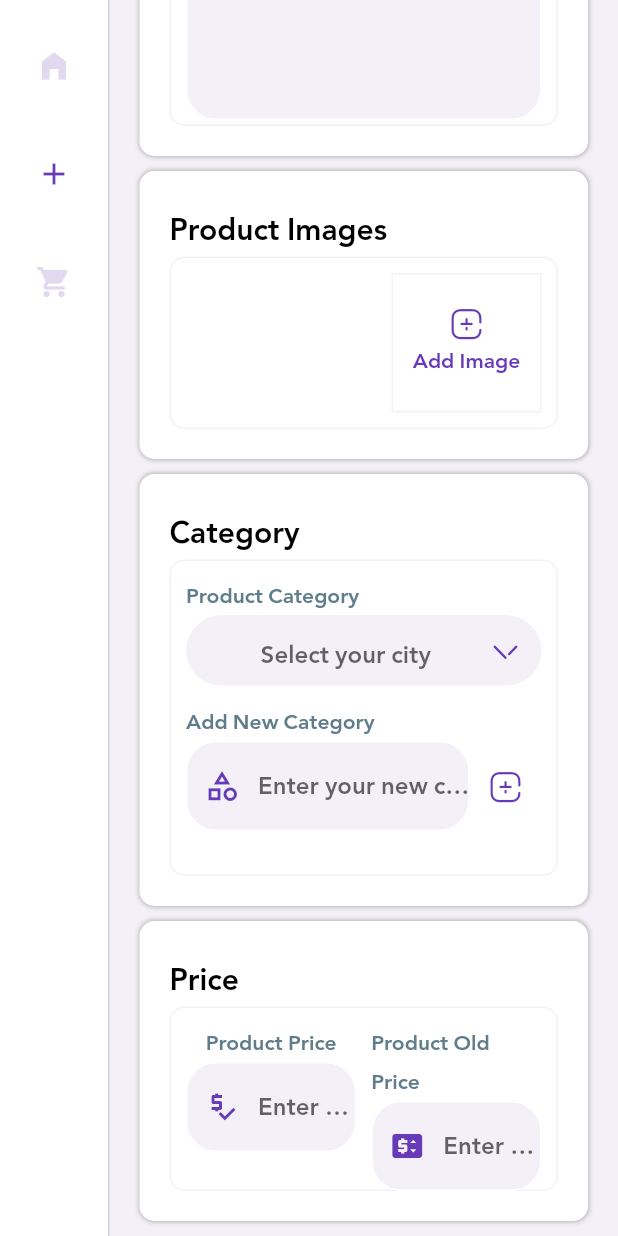
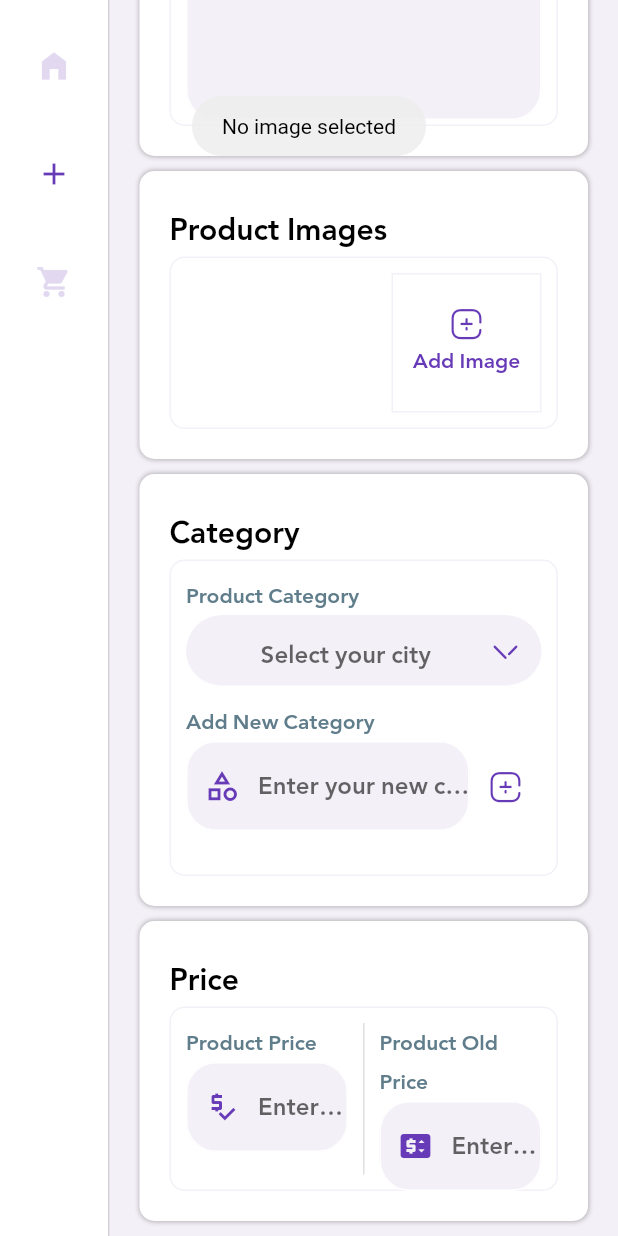
Before and after one commit to amrsheeka/shop_admin, a Flutter app: the screen it shows after launch, scrolled down 667 dp, after a tap on "Add Image", on a phone screen of 412 x 824 dp. Run offline on Flutter 3.47's test engine with Material 2 defaults, Android fonts, the phone set to English and light mode, and no system bars; our stand-ins replace cloud_firestore, conditional_builder_null_safety, file_picker, firebase_core, firebase_storage, flutter_bloc and 2 more; missing offline and left inert: universal_html; accounts and stored records are empty.

Commit message:
error handling for adding image

```diff
--- a/lib/core/widgets/default_form_field.dart
+++ b/lib/core/widgets/default_form_field.dart
@@ -1,17 +1,19 @@
 import 'package:flutter/material.dart';
+import 'package:flutter/services.dart';
 import '../utils/styles.dart';
 
 Widget defaultFormField(
     {onPressed,
       void Function(String)? onChanged,
       maxLines = 1,
-      suffixIcon,
-      prefixIcon,
-      keyboardType,
+      Icon? suffixIcon,
+      Icon? prefixIcon,
+      TextInputType? keyboardType,
       String? initialValue,
-      obscureText = false,
+      bool obscureText = false,
       EdgeInsets? contentPadding,
       required String label,
+      bool digital=false,
       String? Function(String?)? validator,
       TextEditingController? controller}) =>
     TextFormField(
@@ -22,11 +24,13 @@ Widget defaultFormField(
       keyboardType: keyboardType,
       initialValue: initialValue,
       onChanged: onChanged,
+      inputFormatters: digital?<TextInputFormatter>[
+        FilteringTextInputFormatter.digitsOnly
+      ]:null,
       decoration: InputDecoration(
         contentPadding: prefixIcon !=null?const EdgeInsets.symmetric(vertical: 15):const EdgeInsets.all(15),
         prefixIcon: prefixIcon,
         suffixIcon: suffixIcon,
-
         prefixIconColor: Styles.mainColor,
         focusColor: Styles.mainColor,
         iconColor: Styles.mainColor,
--- a/lib/core/widgets/show_toast.dart
+++ b/lib/core/widgets/show_toast.dart
@@ -3,20 +3,24 @@ import 'package:fluttertoast/fluttertoast.dart';
 
 enum ToastType { ERROR, SUCCESS, WARNING }
 void showToast({required String message, required ToastType type}) {
-  Color? color;
+  String? color;
   Color? textColor = Colors.white;
   if (type == ToastType.SUCCESS) {
-    color = Colors.green;
+    color = 'green';
   } else if (type == ToastType.WARNING) {
-    color = Colors.yellow;
+    color = 'yellow';
     textColor = Colors.black;
   }
   if (type == ToastType.ERROR) {
-    color = Colors.red;
+    color = 'red';
   }
   Fluttertoast.showToast(
       msg: message,
       textColor: textColor,
-      backgroundColor: color,
+      webBgColor: color,
+      webPosition: 'center',
+      webShowClose: true,
+      timeInSecForIosWeb: 30,
+      gravity: ToastGravity.TOP,
       toastLength: Toast.LENGTH_LONG);
 }
--- a/lib/features/add_product/presentation/cubit/add_product_cubit.dart
+++ b/lib/features/add_product/presentation/cubit/add_product_cubit.dart
@@ -20,8 +20,12 @@ class AddProductCubit extends Cubit<AddProductState> {
     FilePickerResult? pickerResult;
     try{
       pickerResult = await ImageRepo.pickImage();
-      pickerResult!=null?imageFiles.add(pickerResult.files.first.bytes):null;
-      emit(PickImageSuccessState());
+      if(pickerResult!=null){
+        imageFiles.add(pickerResult.files.first.bytes);
+        emit(PickImageSuccessState());
+      }else{
+        throw 'No image selected';
+      }
       return pickerResult;
     }catch(error){
       emit(AddImageErrorState('No image selected'));
--- a/lib/features/add_product/presentation/views/add_product_screen.dart
+++ b/lib/features/add_product/presentation/views/add_product_screen.dart
@@ -101,7 +101,7 @@ class AddProductScreen extends StatelessWidget {
         },
         listener: (context, state) {
           if(state is AddProductErrorState){
-            showToast(message: state.message, type: ToastType.ERROR);
+            showToast(message: state.message, type: ToastType.WARNING);
           }
         },
       ),
--- a/lib/features/add_product/presentation/views/widgets/price.dart
+++ b/lib/features/add_product/presentation/views/widgets/price.dart
@@ -34,25 +34,32 @@ class Price extends StatelessWidget {
                     children: [
                       Expanded(
                         child: Column(
+                          crossAxisAlignment: CrossAxisAlignment.start,
                           children: [
                             Text('Product Price',style: TextStyles.subtitle,),
                             defaultFormField(
                                 label: 'Enter the product price',
                                 controller: price,
-                                prefixIcon: const Icon(Icons.price_check)
+                                prefixIcon: const Icon(Icons.price_check),
+                                digital:true
                             ),
                           ],
                         ),
                       ),
                       const SizedBox(width: 10,),
+                      const VerticalDivider(thickness: 1, width: 1),
+                      const SizedBox(width: 10,),
                       Expanded(
                         child: Column(
+                          crossAxisAlignment: CrossAxisAlignment.start,
                           children: [
                             Text('Product Old Price',style: TextStyles.subtitle,),
                             defaultFormField(
                                 label: 'Enter the product old price',
                                 controller: oldPrice,
-                                prefixIcon: const Icon(Icons.price_change)
+                                prefixIcon: const Icon(Icons.price_change),
+                                keyboardType: TextInputType.number,
+                                digital:true
                             ),
                           ],
                         ),
```
